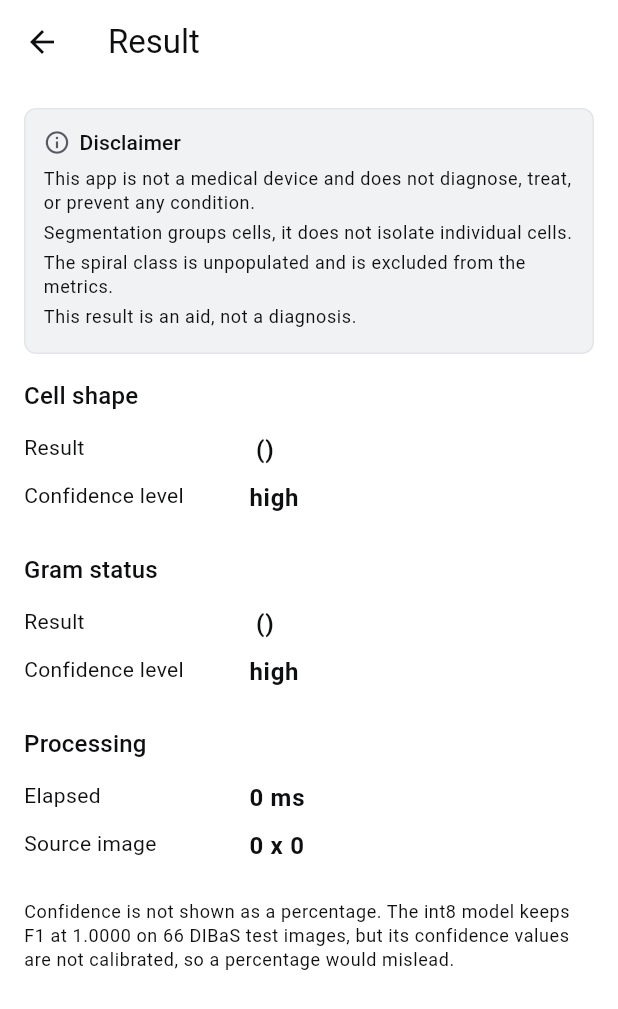
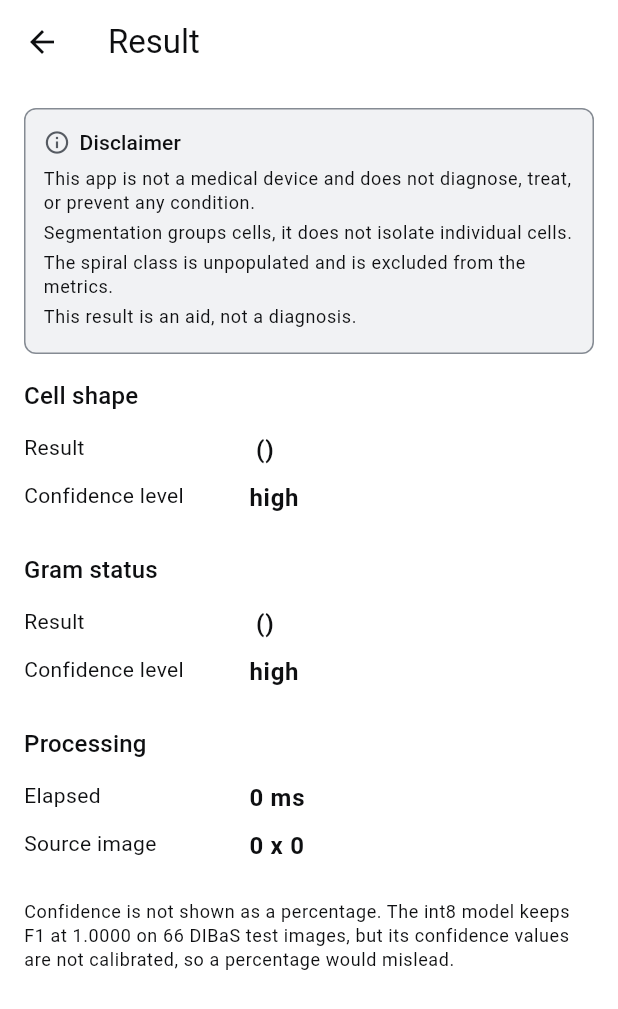
Before and after one commit to alfzilham/BacteriaCV, a Flutter app: the ResultScreen screen opened directly with empty values, on a phone screen of 412 x 824 dp. Shown: the top 1009 px of the screen. Run offline on Flutter 3.47's test engine with Material 3 defaults, Android fonts, the phone set to English and light mode, and no system bars; our stand-ins replace file_picker; missing offline and left inert: flutter_onnxruntime; project files that could hold a hidden picture were left out.

Commit message:
fix: pakai warna outline untuk border kotak disclaimer
Co-Authored-By: Claude Sonnet 5.5 <noreply@anthropic.com>
Claude-Session: https://claude.ai/code/session_01YQPXpgXQPXFy8BHqZAAjW4

```diff
--- a/apps/mobile/lib/views/disclaimer.dart
+++ b/apps/mobile/lib/views/disclaimer.dart
@@ -41,7 +41,7 @@ class Disclaimer extends StatelessWidget {
       decoration: BoxDecoration(
         color: theme.colorScheme.surfaceContainerHighest,
         borderRadius: BorderRadius.circular(8),
-        border: Border.all(color: theme.colorScheme.outlineVariant),
+        border: Border.all(color: theme.colorScheme.outline),
       ),
       child: Column(
         crossAxisAlignment: CrossAxisAlignment.start,
```
